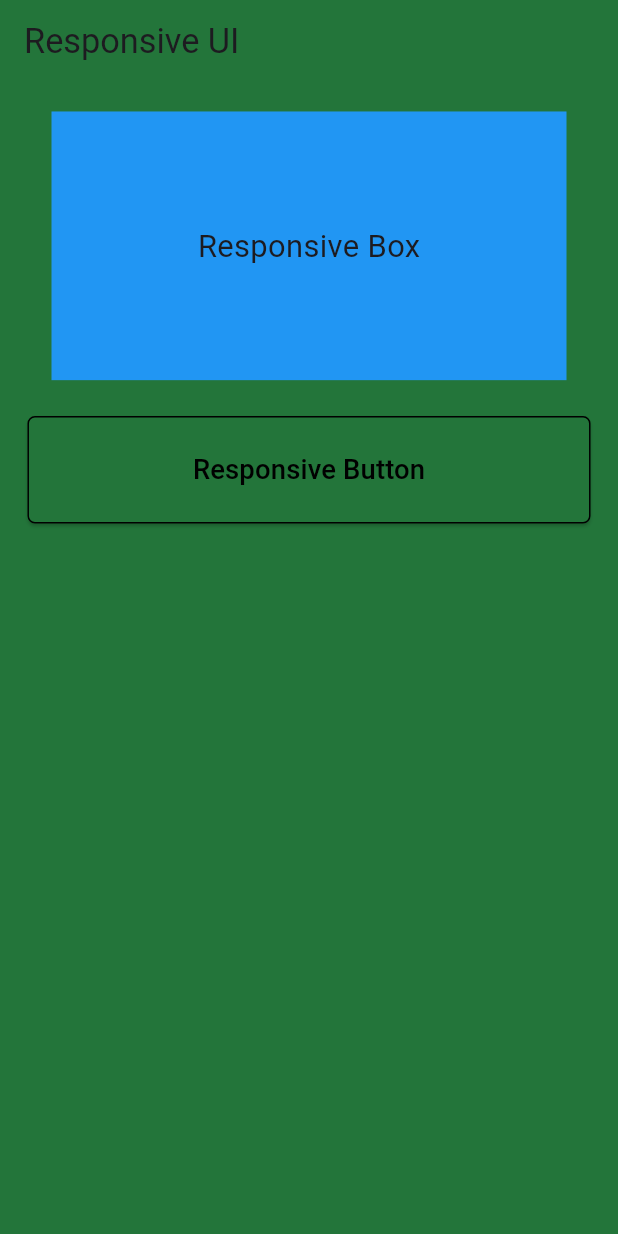
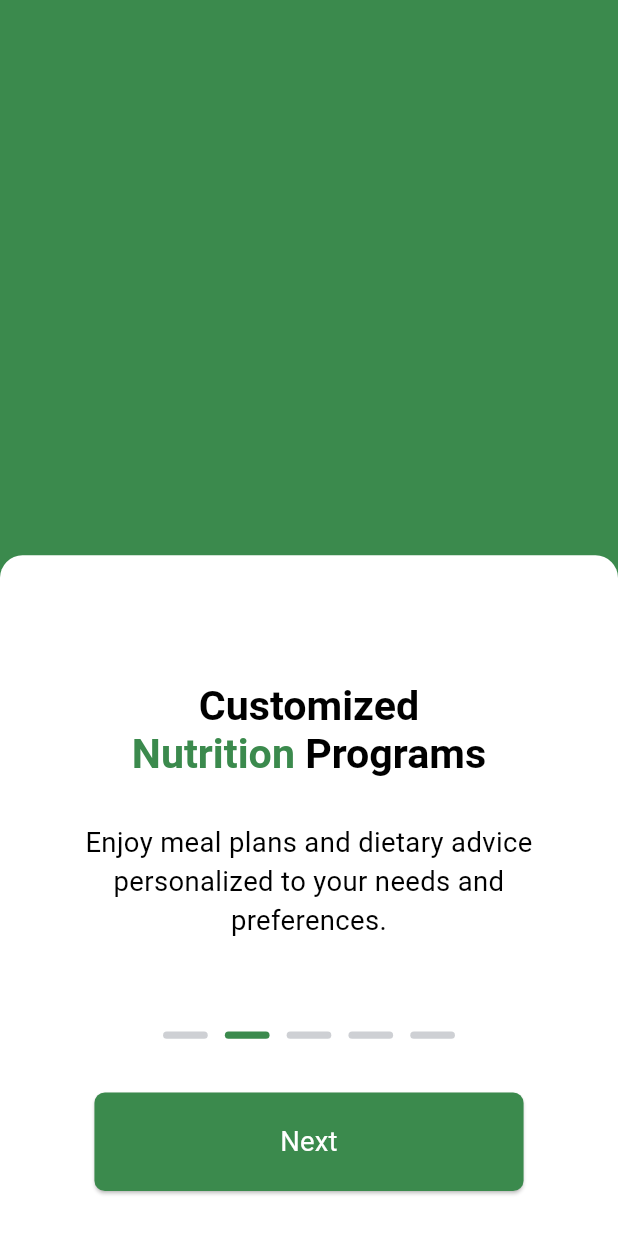
Before and after one commit to Figorate/figorate-mobile, a Flutter app: the screen it shows after launch, on a phone screen of 412 x 824 dp. Run offline on Flutter 3.47's test engine with Material 3 defaults, Android fonts, the phone set to English and light mode, and no system bars; drawn by our look-alikes of overlay_support; our stand-ins replace dio, flutter_screenutil, get_it, stacked; Roboto replaces fonts that are missing (Poppins); statements that could not run were skipped.

Commit message:
finished working on carousel intro

```diff
--- a/lib/core/theme/app_button_styles.dart
+++ /dev/null
@@ -1,13 +0,0 @@
-import 'package:flutter/material.dart';
-import 'app_colors.dart';
-
-class AppButtonStyles {
-  static ButtonStyle primaryButton = ElevatedButton.styleFrom(
-    backgroundColor: AppColors.green,
-    foregroundColor: AppColors.green,
-  );
-
-  static ButtonStyle secondaryButton = TextButton.styleFrom(
-    foregroundColor: AppColors.green,
-  );
-}
--- a/lib/core/theme/app_colors.dart
+++ b/lib/core/theme/app_colors.dart
@@ -2,6 +2,8 @@ import 'package:figorate_mobile/core/theme/app_theme.dart';
 import 'package:flutter/material.dart';
 
 class AppColors {
-  static Color black = const Color.fromRGBO(0, 0, 0, 1);
-  static Color green = HexColor.fromHex('#23753A');
+  static Color black = const Color.fromARGB(0, 0, 0, 0);
+  static Color green = HexColor.fromHex('##3B8A4D');
+  static Color white = HexColor.fromHex('#FFFFFF');
+  static Color grey = HexColor.fromHex("#CED0D4");
 }
--- a/lib/core/theme/app_text_styles.dart
+++ /dev/null
@@ -1,6 +0,0 @@
-import 'package:flutter/material.dart';
-
-class AppTextStyles {
-  static const TextStyle heading1 = TextStyle(fontSize: 24, fontWeight: FontWeight.bold);
-  static const TextStyle bodyText = TextStyle(fontSize: 14);
-}
--- a/lib/core/theme/app_theme.dart
+++ b/lib/core/theme/app_theme.dart
@@ -1,5 +1,6 @@
 import 'package:figorate_mobile/core/theme/app_colors.dart';
 import 'package:flutter/material.dart';
+import 'package:flutter_screenutil/flutter_screenutil.dart';
 
 
 extension HexColor on Color {
@@ -22,16 +23,10 @@ ThemeData _appTheme = ThemeData(
   ),
   elevatedButtonTheme: ElevatedButtonThemeData(
     style: ElevatedButton.styleFrom(
-      fixedSize: const Size(500, 50),
+      fixedSize: Size(250.w, 55.h),
       backgroundColor: AppColors.green,
-      foregroundColor: AppColors.black
-  ,
       shape: RoundedRectangleBorder(
-        borderRadius: BorderRadius.circular(5),
-        side: BorderSide(
-          color: AppColors.black
-      ,
-        ),
+        borderRadius: BorderRadius.circular(7),
       ),
     ),
   ),
--- /dev/null
+++ b/lib/presentation/screens/carousel/carousel_screen.dart
@@ -0,0 +1,131 @@
+import 'package:figorate_mobile/core/theme/app_colors.dart';
+import 'package:figorate_mobile/presentation/screens/carousel/carousel_view_model.dart';
+import 'package:figorate_mobile/presentation/widgets/custom_text.dart';
+import 'package:flutter/material.dart';
+import 'package:stacked/stacked.dart';
+import 'package:flutter_screenutil/flutter_screenutil.dart';
+
+class CarouselScreen extends StatelessWidget {
+  const CarouselScreen({super.key});
+
+  @override
+  Widget build(BuildContext context) {
+    return ViewModelBuilder.reactive(
+      viewModelBuilder: () => CarouselViewModel(),
+      onViewModelReady: (viewModel) {
+        viewModel.startAutoSlide();
+      },
+      builder: (context, viewModel, _) {
+        return Container(
+          height: 380.h,
+          decoration: BoxDecoration(
+            color: AppColors.white,
+            borderRadius: const BorderRadius.vertical(
+              top: Radius.circular(15),
+            ),
+          ),
+          child: Padding(
+            padding: const EdgeInsets.all(30),
+            child: Column(
+              mainAxisAlignment: MainAxisAlignment.center,
+              children: [
+                Expanded(
+                  child: PageView(
+                    controller: viewModel.pageController,
+                    onPageChanged: (int index) {
+                      viewModel.currentPage = index;
+                      viewModel.notifyListeners();
+                    },
+                    children: [
+                      _carouselItem(
+                          "Personalized Fitness\n Plans",
+                          "Get tailor-made workouts for your goals, whether it's losing weight, gaining muscle, or getting fit.",
+                          "Personalized"),
+                      _carouselItem(
+                          "Customized \nNutrition Programs",
+                          "Enjoy meal plans and dietary advice personalized to your needs and \npreferences.",
+                          "Nutrition"),
+                      _carouselItem(
+                          "Health Monitoring \nTools",
+                          "Track your progress with heart rate, sleep, and activity monitoring for \noptimal results.",
+                          "Monitoring"),
+                      _carouselItem(
+                          "Expert\n Consultations",
+                          "Access certified trainers, dietitians, and healthcare pros for personalized \nguidance and support.",
+                          "Expert"),
+                      _carouselItem(
+                          "Market \nPlace",
+                          "Access certified trainers, dietitians, and healthcare pros for personalized \nguidance and support.",
+                          "Market"),
+                    ],
+                  ),
+                ),
+                SizedBox(height: 5.h),
+                Row(
+                  mainAxisAlignment: MainAxisAlignment.center,
+                  children: List.generate(5, (index) {
+                    return Container(
+                      margin: EdgeInsets.symmetric(horizontal: 5.w),
+                      width: viewModel.currentPage == index ? 26.w : 26.w,
+                      height: 4.h,
+                      decoration: BoxDecoration(
+                        color: viewModel.currentPage == index ? AppColors.green : AppColors.grey,
+                        borderRadius: BorderRadius.circular(8),
+                      ),
+                    );
+                  }),
+                ),
+                SizedBox(height: 30.h),
+                ElevatedButton(
+                  onPressed: viewModel.goToNextSlide,
+                  child: CustomText(
+                    text: 'Next',
+                    color: AppColors.white,
+                    fontSize: 16.sp,
+                  ),
+                ),
+              ],
+            ),
+          ),
+        );
+      },
+    );
+  }
+
+  Widget _carouselItem(String title, String description, String highlightWord) {
+    List<String> words = title.split(' ');
+    return Container(
+      color: Colors.transparent,
+      child: Column(
+        mainAxisAlignment: MainAxisAlignment.center,
+        children: [
+          Center(
+            child: RichText(
+              textAlign: TextAlign.center,
+              text: TextSpan(
+                children: words.map<InlineSpan>((word) {
+                  return TextSpan(
+                    text: '$word ',
+                    style: TextStyle(
+                      fontSize: 24.sp,
+                      fontWeight: FontWeight.w600,
+                      color: (word.contains(highlightWord))
+                          ? AppColors.green
+                          : Colors.black,
+                    ),
+                  );
+                }).toList(),
+              ),
+            ),
+          ),
+          SizedBox(height: 25.h),
+          CustomText(
+            text: description,
+            fontSize: 16.sp,
+            textAlign: TextAlign.center,
+          ),
+        ],
+      ),
+    );
+  }
+}
--- /dev/null
+++ b/lib/presentation/screens/carousel/carousel_view_model.dart
@@ -0,0 +1,48 @@
+import 'dart:async';
+import 'package:stacked/stacked.dart';
+import 'package:flutter/material.dart';
+
+class CarouselViewModel extends BaseViewModel {
+  final PageController pageController = PageController();
+  int currentPage = 0;
+  Timer? _timer;
+
+  CarouselViewModel();
+
+  void startAutoSlide() {
+    _timer = Timer.periodic(const Duration(seconds: 3), (timer) {
+      if (currentPage < 4) {
+        currentPage++;
+      } else {
+        currentPage = 0;
+      }
+      pageController.animateToPage(
+        currentPage,
+        duration: const Duration(milliseconds: 1000),
+        curve: Curves.easeInOut,
+      );
+      notifyListeners();
+    });
+  }
+
+  void goToNextSlide() {
+    if (currentPage < 4) {
+      currentPage++;
+    } else {
+      currentPage = 0;
+    }
+    pageController.animateToPage(
+      currentPage,
+      duration: const Duration(milliseconds: 1000),
+      curve: Curves.easeInOut,
+    );
+    notifyListeners();
+  }
+
+  @override
+  void dispose() {
+    _timer?.cancel();
+    pageController.dispose();
+    super.dispose();
+  }
+}
--- a/lib/presentation/screens/homePage.dart
+++ /dev/null
@@ -1,38 +0,0 @@
-import 'package:flutter/material.dart';
-import 'package:flutter_screenutil/flutter_screenutil.dart';
-
-class ResponsiveHomePage extends StatelessWidget {
-  const ResponsiveHomePage({super.key});
-
-  @override
-  Widget build(BuildContext context) {
-    return Scaffold(
-      appBar: AppBar(
-        title: Text('Responsive UI', style: TextStyle(fontSize: 20.sp)), // Responsive font size
-      ),
-      body: Padding(
-        padding: EdgeInsets.all(16.w),  // Responsive padding
-        child: Column(
-          children: [
-            Container(
-              width: 300.w,  // Responsive width
-              height: 150.h,  // Responsive height
-              color: Colors.blue,
-              child: Center(
-                child: Text('Responsive Box', style: TextStyle(fontSize: 18.sp)),  // Responsive font size
-              ),
-            ),
-            SizedBox(height: 20.h),  // Responsive spacing
-            ElevatedButton(
-              onPressed: () {},
-              style: ElevatedButton.styleFrom(
-                minimumSize: Size(200.w, 60.h),  // Responsive button size
-              ),
-              child: Text('Responsive Button', style: TextStyle(fontSize: 16.sp)),  // Responsive font size
-            ),
-          ],
-        ),
-      ),
-    );
-  }
-}
--- /dev/null
+++ b/lib/presentation/screens/intro/intro.dart
@@ -0,0 +1,17 @@
+import 'package:figorate_mobile/presentation/screens/carousel/carousel_screen.dart';
+import 'package:flutter/material.dart';
+
+
+class IntroScreen extends StatelessWidget {
+  const IntroScreen({super.key});
+
+  @override
+  Widget build(BuildContext context) {
+    return const Scaffold(
+      body: Align(
+        alignment: Alignment.bottomCenter,
+        child:  CarouselScreen(),
+      ),
+    );
+  }
+}
--- a/lib/presentation/screens/splash/splash_screen.dart
+++ b/lib/presentation/screens/splash/splash_screen.dart
@@ -1,4 +1,4 @@
-import 'package:figorate_mobile/core/theme/constant/assets.dart';
+import 'package:figorate_mobile/core/constant/assets.dart';
 import 'package:figorate_mobile/presentation/screens/splash/splash_viewModel.dart';
 import 'package:flutter/material.dart';
 import 'package:stacked/stacked.dart';
--- a/lib/presentation/screens/splash/splash_viewModel.dart
+++ b/lib/presentation/screens/splash/splash_viewModel.dart
@@ -1,10 +1,10 @@
-import 'package:figorate_mobile/presentation/screens/homePage.dart';
+import 'package:figorate_mobile/presentation/screens/intro/intro.dart';
 import 'package:figorate_mobile/services/locator/service_locator.dart';
 import 'package:stacked/stacked.dart';
 
 class SplashScreenViewModel extends BaseViewModel {
   Future<void> initializeSplashScreen() async {
     await Future.delayed(const Duration(seconds: 8));
-    navigationService.pushReplacement(const ResponsiveHomePage());
+    navigationService.pushReplacement(IntroScreen());
   }
 }
--- /dev/null
+++ b/lib/presentation/widgets/custom_text.dart
@@ -0,0 +1,32 @@
+import 'package:flutter/material.dart';
+
+class CustomText extends StatelessWidget {
+  final String text;
+  final double? fontSize;
+  final FontWeight? fontWeight;
+  final Color? color;
+  final TextAlign? textAlign;
+
+  const CustomText({
+    super.key,
+    required this.text,
+    this.fontSize = 16,
+    this.fontWeight = FontWeight.w400,
+    this.color = Colors.black,
+    this.textAlign = TextAlign.center,
+  });
+
+  @override
+  Widget build(BuildContext context) {
+    return Text(
+      text,
+      style: TextStyle(
+        fontFamily: 'Poppins',
+        fontSize: fontSize,
+        fontWeight: fontWeight,
+        color: color,
+      ),
+      textAlign: textAlign,
+    );
+  }
+}
```
Also changed, not shown: lib/core/constant/assets.dart (renamed from lib/core/theme/constant/assets.dart).
